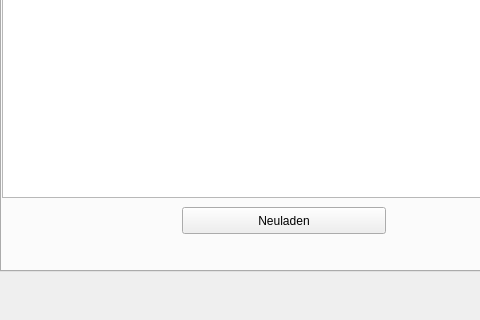
The window that ausgaben.ui (FelixTheC/gruppenkasse_gui) describes before a commit, drawn with Qt 5; both pictures show x 0 to 480 and y 149 to 469 of the 567 by 469 pixel window.
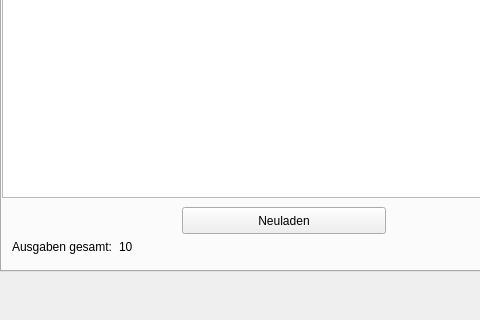
The same window after the commit.

Commit message: [CREATE] fill the buttons and tables with live, aside fixing db

```diff
--- a/ausgaben.ui
+++ b/ausgaben.ui
@@ -32,7 +32,10 @@
     <property name="currentIndex">
      <number>0</number>
     </property>
-    <widget class="QWidget" name="uebsicht">
+    <widget class="QWidget" name="uebersicht">
+     <property name="enabled">
+      <bool>true</bool>
+     </property>
      <attribute name="title">
       <string>Uebersicht</string>
      </attribute>
@@ -59,6 +62,32 @@
        </rect>
       </property>
      </widget>
+     <widget class="QWidget" name="">
+      <property name="geometry">
+       <rect>
+        <x>10</x>
+        <y>360</y>
+        <width>152</width>
+        <height>19</height>
+       </rect>
+      </property>
+      <layout class="QHBoxLayout" name="horizontalLayout">
+       <item>
+        <widget class="QLabel" name="label_4">
+         <property name="text">
+          <string>Ausgaben gesamt:</string>
+         </property>
+        </widget>
+       </item>
+       <item>
+        <widget class="QLabel" name="label_5">
+         <property name="text">
+          <string>10</string>
+         </property>
+        </widget>
+       </item>
+      </layout>
+     </widget>
     </widget>
     <widget class="QWidget" name="hinzufuegen">
      <attribute name="title">
```
The commit also changes 5 other files.
